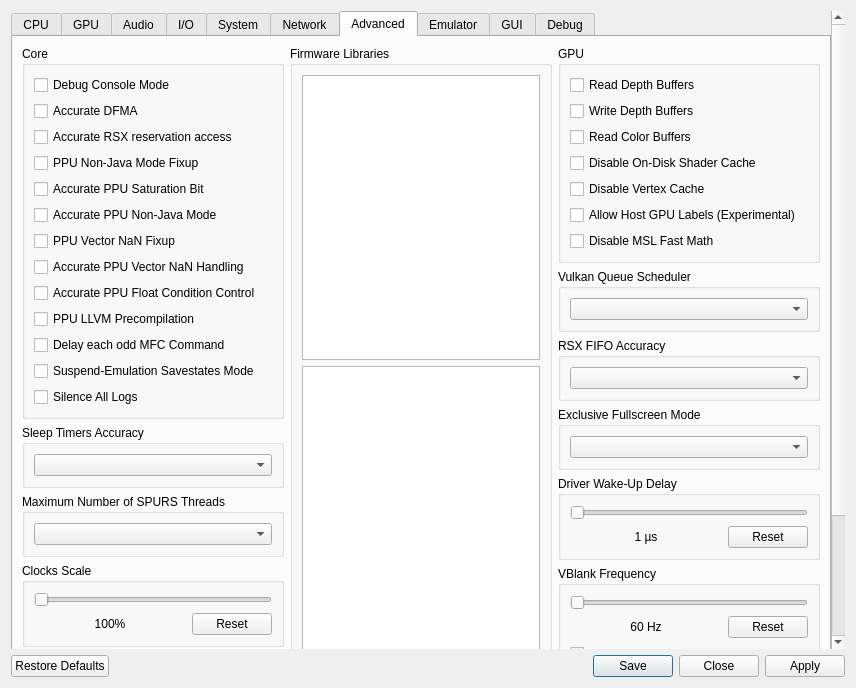
Before: the Qt Designer form rpcs3/rpcs3qt/settings_dialog.ui in RPCS3/rpcs3, drawn with Qt 5.
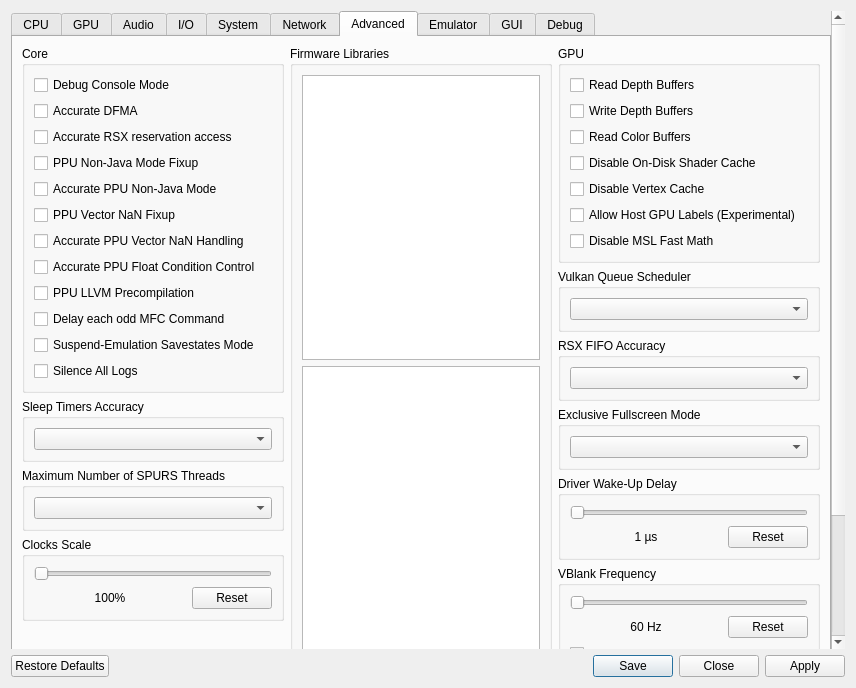
After: the same form once the commit is applied. The open tabs and pages were chosen to show the change. Icons and pictures are not drawn.

Commit message: Settings: Move Accurate PPU Saturation Bit to Debug

What changed in the file:
```diff
--- a/rpcs3/rpcs3qt/settings_dialog.ui
+++ b/rpcs3/rpcs3qt/settings_dialog.ui
@@ -2372,13 +2372,6 @@
                  </property>
                 </widget>
                </item>
-               <item>
-                <widget class="QCheckBox" name="accuratePPUSAT">
-                 <property name="text">
-                  <string>Accurate PPU Saturation Bit</string>
-                 </property>
-                </widget>
-               </item>
                <item>
                 <widget class="QCheckBox" name="accuratePPUNJ">
                  <property name="text">
@@ -4212,6 +4205,13 @@
                </property>
               </widget>
              </item>
+             <item>
+              <widget class="QCheckBox" name="accuratePPUSAT">
+               <property name="text">
+                <string>Accurate PPU Saturation Bit</string>
+               </property>
+              </widget>
+             </item>
              <item>
               <widget class="QCheckBox" name="accurateSpuDMA">
                <property name="text">
```
The commit also changes 2 other files.
